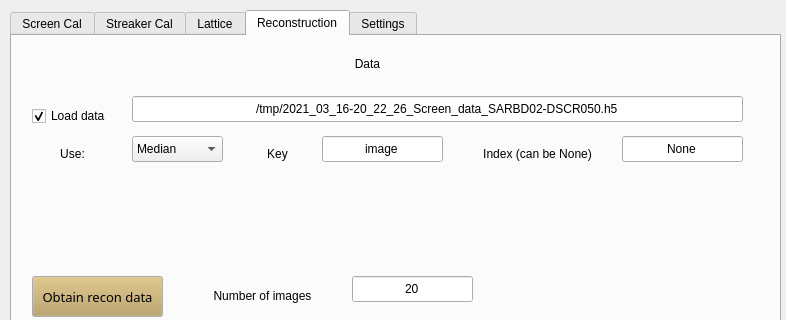
Qt form GUI.ui (pdijksta/WakefieldAnalysis) before a commit; both pictures show x 0 to 786 and y 0 to 320 of the 786 by 760 pixel window.
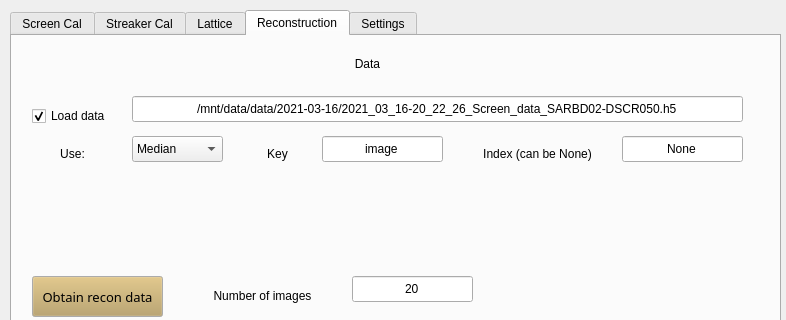
The same form after that commit. The open tabs and pages were chosen to show the change.

Diff of the .ui file:
```diff
--- a/GUI.ui
+++ b/GUI.ui
@@ -1239,7 +1239,7 @@
        </rect>
       </property>
       <property name="text">
-       <string>/tmp/2021_03_16-20_22_26_Screen_data_SARBD02-DSCR050.h5</string>
+       <string>/mnt/data/data/2021-03-16/2021_03_16-20_22_26_Screen_data_SARBD02-DSCR050.h5</string>
       </property>
       <property name="alignment">
        <set>Qt::AlignCenter</set>
```
Left out of the diff: 4 changed lines with no effect on the pictures.
